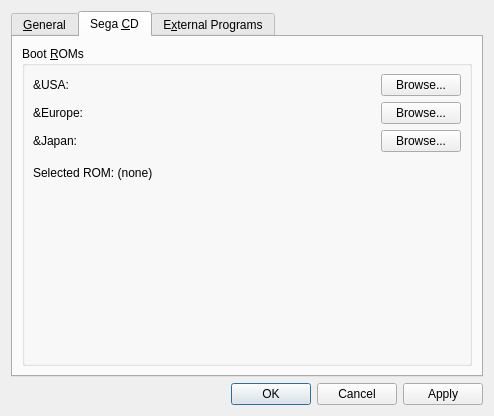
Before: the Qt Designer form src/gens-qt4/ui/GeneralConfigWindow.ui in GerbilSoft/gens-gs-ii, drawn with Qt 5.
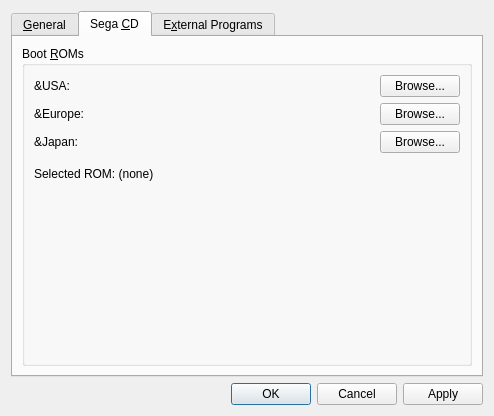
After: the same form once the commit is applied. The open tabs and pages were chosen to show the change.

Commit message:
[gens-qt4] ui/GeneralConfigWindow.ui: Use the default layout spacing.
Doubling the layout spacing made things a bit too spaced out.

On WinXP, it's still a bit spaced out, but it seems that it's because
I'm using a larger font. (10pt instead of the default 8pt)

```diff
--- a/src/gens-qt4/ui/GeneralConfigWindow.ui
+++ b/src/gens-qt4/ui/GeneralConfigWindow.ui
@@ -430,9 +430,6 @@
           <bool>false</bool>
          </property>
          <layout class="QGridLayout" name="gridMcdRoms">
-          <property name="margin">
-           <number>8</number>
-          </property>
           <item row="0" column="0">
            <widget class="QLabel" name="lblMcdRomUSA">
             <property name="text">
```
Left out of the diff: 3 changed lines with no effect on the pictures.
